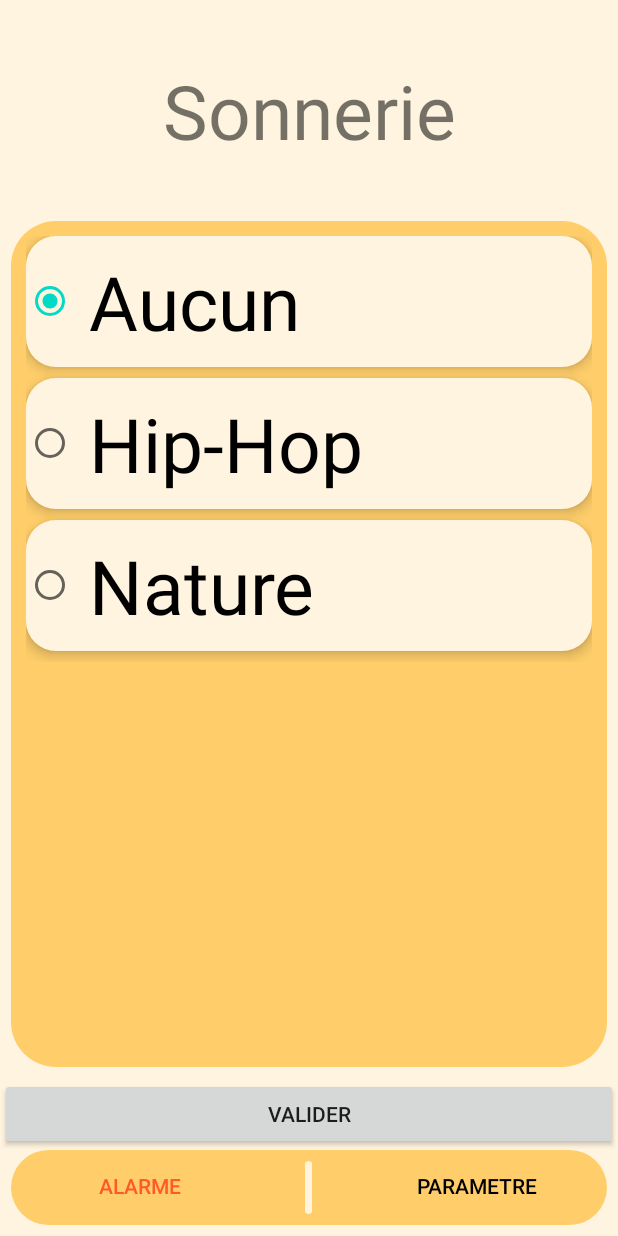
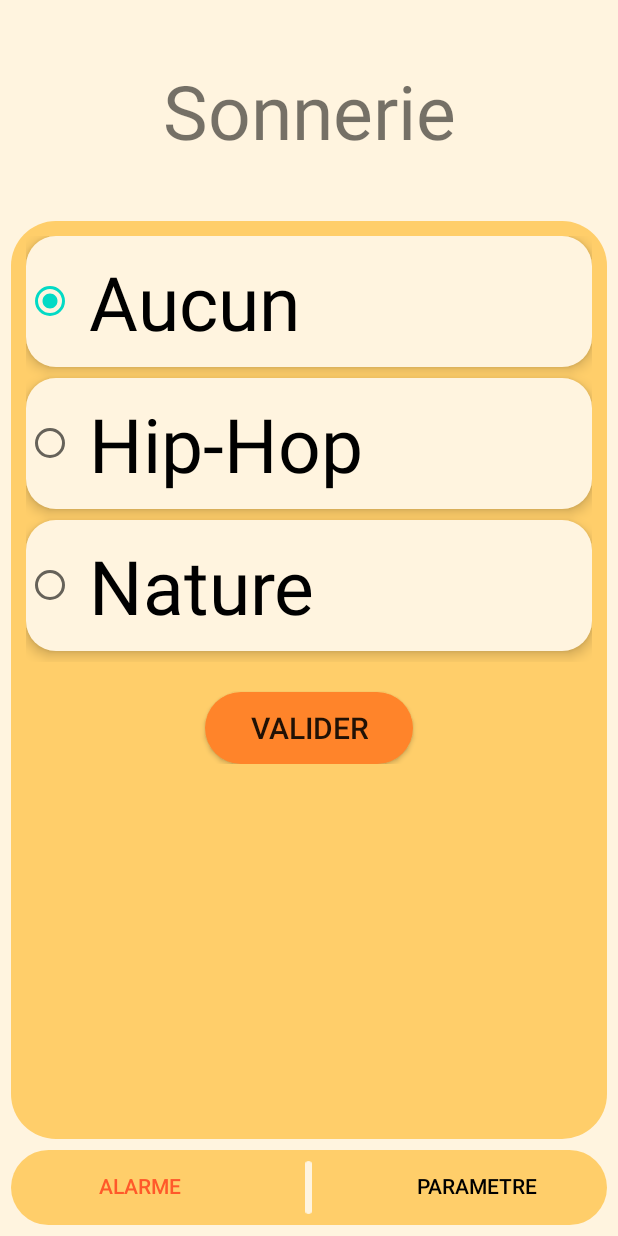
Before and after one commit to MathisDurand/projet_alarme_8INF257, an Android app: the ChoixSonnerieActivity screen opened directly, with no data from a screen before it, on a phone screen of 412 x 824 dp. Run offline under Robolectric (Android 15) with nearby library versions, the phone set to English and light mode, and no system bars.

Commit message:
Plein de truc

```diff
--- a/app/src/main/res/layout/changetheme.xml
+++ b/app/src/main/res/layout/changetheme.xml
@@ -94,6 +94,7 @@
             android:paddingTop="0dp"
             >
             <Button
+                android:id="@+id/theme_to_alarms"
                 android:layout_width="130dp"
                 android:layout_height="wrap_content"
                 android:layout_weight="1"
--- a/app/src/main/res/layout/choixsonnerie.xml
+++ b/app/src/main/res/layout/choixsonnerie.xml
@@ -28,6 +28,10 @@
             android:layout_weight="2"
             android:background="@xml/arrondi_principal"
             android:padding="10dp">
+            <LinearLayout
+                android:layout_width="match_parent"
+                android:layout_height="match_parent"
+                android:orientation="vertical">
                 <RadioGroup
                     android:id="@+id/RingtoneChoice"
                     android:layout_width="match_parent"
@@ -71,14 +75,21 @@
                         android:layout_marginBottom="7dp">
                     </RadioButton>
                 </RadioGroup>
-
-        </ScrollView>
             <Button
                 android:id="@+id/OkRingtone"
-            android:layout_width="match_parent"
                 android:layout_weight="0"
+                android:text="Valider"
+                android:layout_width="wrap_content"
                 android:layout_height="wrap_content"
-            android:text="Valider"/>
+                android:background="@xml/boutonsave"
+                android:layout_gravity="center"
+                android:elevation="5dp"
+                android:textSize="20dp"
+                android:layout_marginTop="20dp"
+                android:paddingHorizontal="30dp"/>
+            </LinearLayout>
+        </ScrollView>
+
         <LinearLayout
             android:layout_width="match_parent"
             android:layout_height="50dp"
--- a/app/src/main/res/values/themes.xml
+++ b/app/src/main/res/values/themes.xml
@@ -72,4 +72,7 @@
         <item name="android:layout_margin">15dp</item>
         <item name="android:backgroundTint">#F69E9E</item>
     </style>
+
+
+    <!--    -->
 </resources>
```
Also changed, not shown: app/src/main/AndroidManifest.xml (+8 -0 lines), app/src/main/java/uqac/dim/projet_alarme_8inf257/ChangeThemeActivity.java (+10 -0 lines), app/src/main/java/uqac/dim/projet_alarme_8inf257/MiniJeuxCliqueActivity.java (+23 -7 lines), app/src/main/java/uqac/dim/projet_alarme_8inf257/ResultActivity.java (+7 -3 lines), app/src/main/res/layout/desactivation.xml (+16 -3 lines), app/src/main/res/layout/minijeuxclique.xml (+11 -17 lines). Lines whose indentation alone changed are shown as unchanged.
